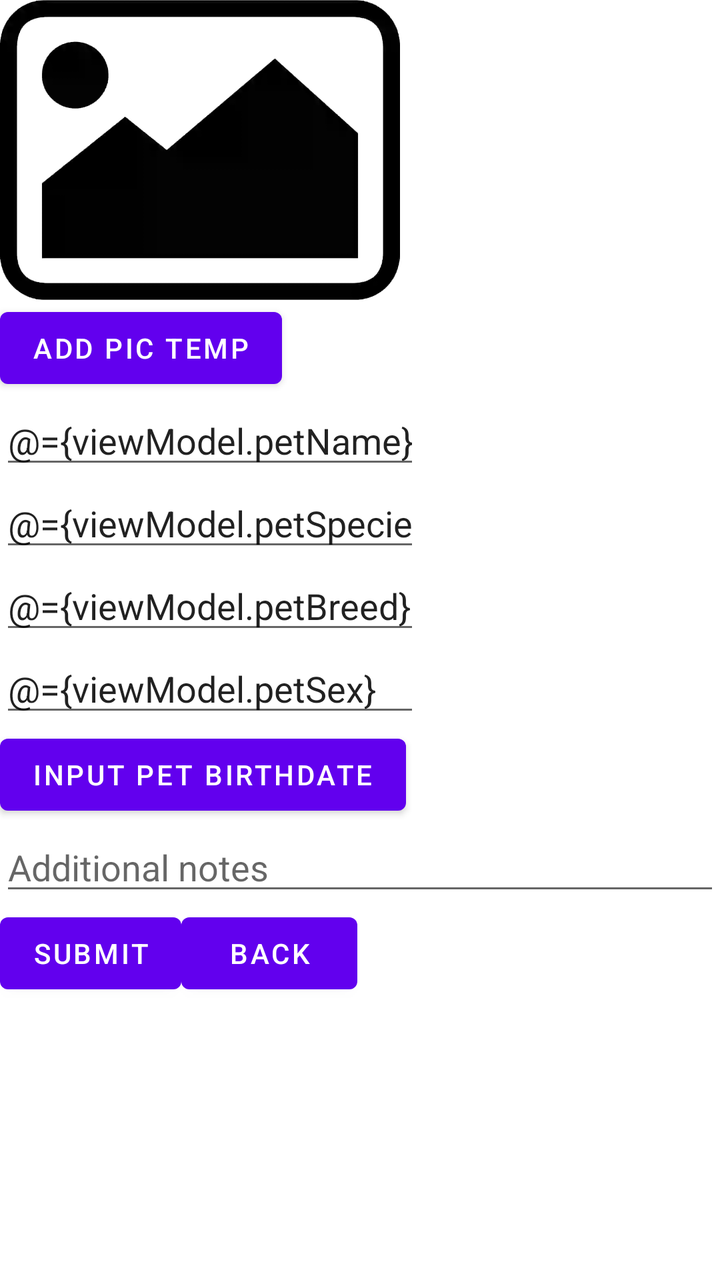
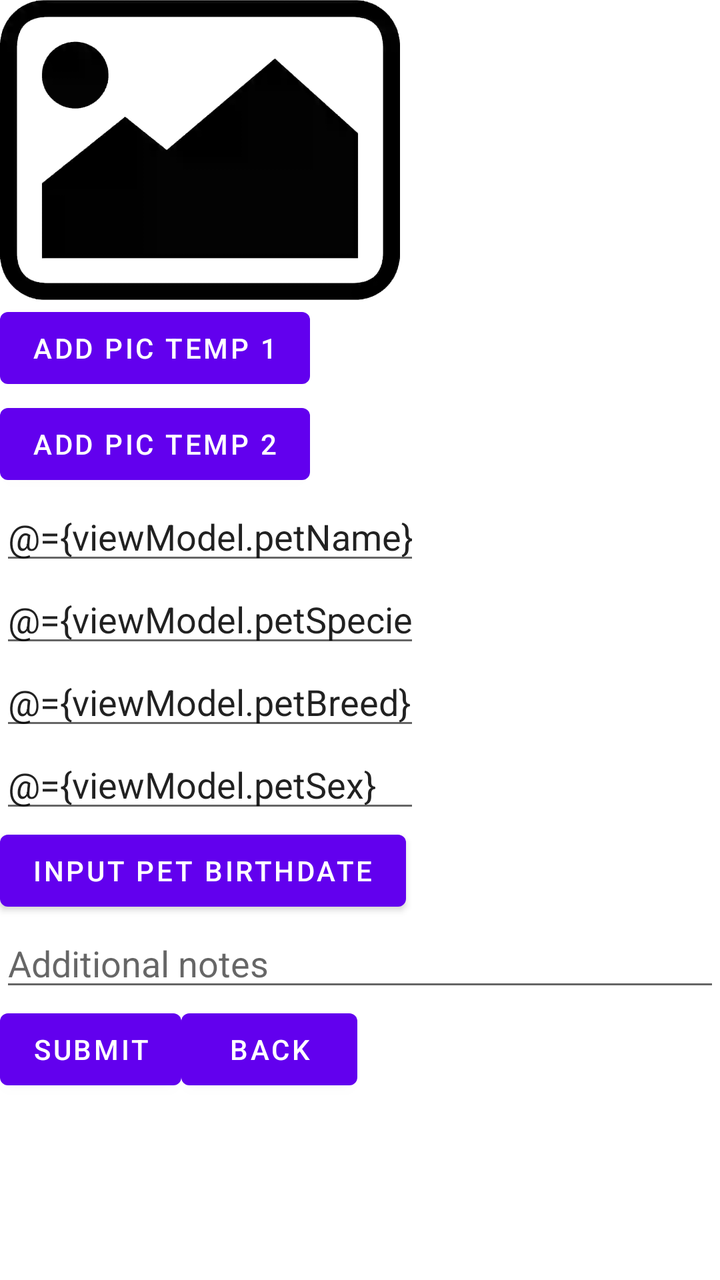

Before-and-after screenshots of an Android layout around one commit, followed by the original layout XML and the change that was made.
<!-- AndroidManifest.xml: application theme Theme.GuineaPigLog -->
<!-- res/layout/fragment_new_pet.xml -->
<?xml version="1.0" encoding="utf-8"?>
<layout
    xmlns:android="http://schemas.android.com/apk/res/android"
    xmlns:app="http://schemas.android.com/apk/res-auto"
    xmlns:tools="http://schemas.android.com/tools"
    tools:context=".NewPetFragment">
    <data>
        <variable
            name="viewModel"
            type="com.hfad.guineapiglog.NewPetViewModel" />
    </data>

    <ScrollView
        android:layout_width="match_parent"
        android:layout_height="match_parent"
        android:fillViewport="true">
        <LinearLayout
            android:layout_width="match_parent"
            android:layout_height="match_parent"
            android:orientation="vertical">

            <ImageView
                android:id="@+id/petPhoto"
                android:layout_width="wrap_content"
                android:layout_height="wrap_content"
                android:adjustViewBounds="true"
                android:maxWidth="200dp"
                android:scaleType="fitCenter"
                app:srcCompat="@drawable/placeholder" />

            <Button
                android:id="@+id/addPicButton"
                android:layout_width="wrap_content"
                android:layout_height="wrap_content"
                android:text="ADD PIC TEMP"/>

            <EditText
                android:id="@+id/petName"
                android:layout_width="wrap_content"
                android:layout_height="wrap_content"
                android:ems="10"
                android:inputType="text"
                android:text="@={viewModel.petName}"
                android:hint="@string/pet_name_field"/>

            <EditText
                android:id="@+id/petSpecies"
                android:layout_width="wrap_content"
                android:layout_height="wrap_content"
                android:ems="10"
                android:inputType="text"
                android:text="@={viewModel.petSpecies}"
                android:hint="@string/pet_species_field"/>

            <EditText
                android:id="@+id/petBreed"
                android:layout_width="wrap_content"
                android:layout_height="wrap_content"
                android:ems="10"
                android:inputType="text"
                android:text="@={viewModel.petBreed}"
                android:hint="@string/pet_breed_field"/>

            <EditText
                android:id="@+id/petSex"
                android:layout_width="wrap_content"
                android:layout_height="wrap_content"
                android:ems="10"
                android:inputType="text"
                android:text="@={viewModel.petSex}"
                android:hint="@string/pet_sex_field"/>


            <Button
                android:id="@+id/inputDOBButton"
                android:layout_width="wrap_content"
                android:layout_height="wrap_content"
                android:text="@string/input_pet_dob" />

            <EditText
                android:id="@+id/additionalNotes"
                android:layout_width="match_parent"
                android:layout_height="wrap_content"
                android:ems="10"
                android:inputType="text"
                android:hint="@string/pet_additional_notes"/>

            <LinearLayout
                android:layout_width="match_parent"
                android:layout_height="wrap_content"
                android:orientation="horizontal">

                <Button
                    android:id="@+id/submit"
                    android:layout_width="wrap_content"
                    android:layout_height="wrap_content"
                    android:text="@string/submit"
                    android:onClick="@{() -> viewModel.addPet()}"/>

                <Button
                    android:id="@+id/back"
                    android:layout_width="wrap_content"
                    android:layout_height="wrap_content"
                    android:text="@string/back" />
            </LinearLayout>
        </LinearLayout>
    </ScrollView>
</layout>
<!-- resources referenced by this layout -->
<resources>
  <!-- drawable placeholder: webp bitmap (drawable, 5256 bytes) -->
  <string name="back">Back</string>
  <string name="input_pet_dob">Input pet birthdate</string>
  <string name="pet_additional_notes">Additional notes</string>
  <string name="pet_breed_field">Write pet breed here</string>
  <string name="pet_name_field">Write pet name here</string>
  <string name="pet_sex_field">Put pet sex here</string>
  <string name="pet_species_field">Write pet species here</string>
  <string name="submit">Submit</string>
  <style name="Theme.GuineaPigLog" parent="Theme.MaterialComponents.DayNight.DarkActionBar">
          
          <item name="colorPrimary">@color/purple_500</item>
          <item name="colorPrimaryVariant">@color/purple_700</item>
          <item name="colorOnPrimary">@color/white</item>
          
          <item name="colorSecondary">@color/teal_200</item>
          <item name="colorSecondaryVariant">@color/teal_700</item>
          <item name="colorOnSecondary">@color/black</item>
          
          <item name="android:statusBarColor" tools:targetApi="l">?attr/colorPrimaryVariant</item>
          
      </style>
  <color name="purple_500">#FF6200EE</color>
  <color name="purple_700">#FF3700B3</color>
  <color name="white">#FFFFFFFF</color>
  <color name="teal_200">#FF03DAC5</color>
  <color name="teal_700">#FF018786</color>
  <color name="black">#FF000000</color>
</resources>

<!-- the commit's change to res/layout/fragment_new_pet.xml (unified diff, before → after) -->
@@ -32,7 +32,13 @@
                 android:id="@+id/addPicButton"
                 android:layout_width="wrap_content"
                 android:layout_height="wrap_content"
-                android:text="ADD PIC TEMP"/>
+                android:text="ADD PIC TEMP 1"/>
+
+            <Button
+                android:id="@+id/addPicButton2"
+                android:layout_width="wrap_content"
+                android:layout_height="wrap_content"
+                android:text="ADD PIC TEMP 2"/>
 
             <EditText
                 android:id="@+id/petName"
